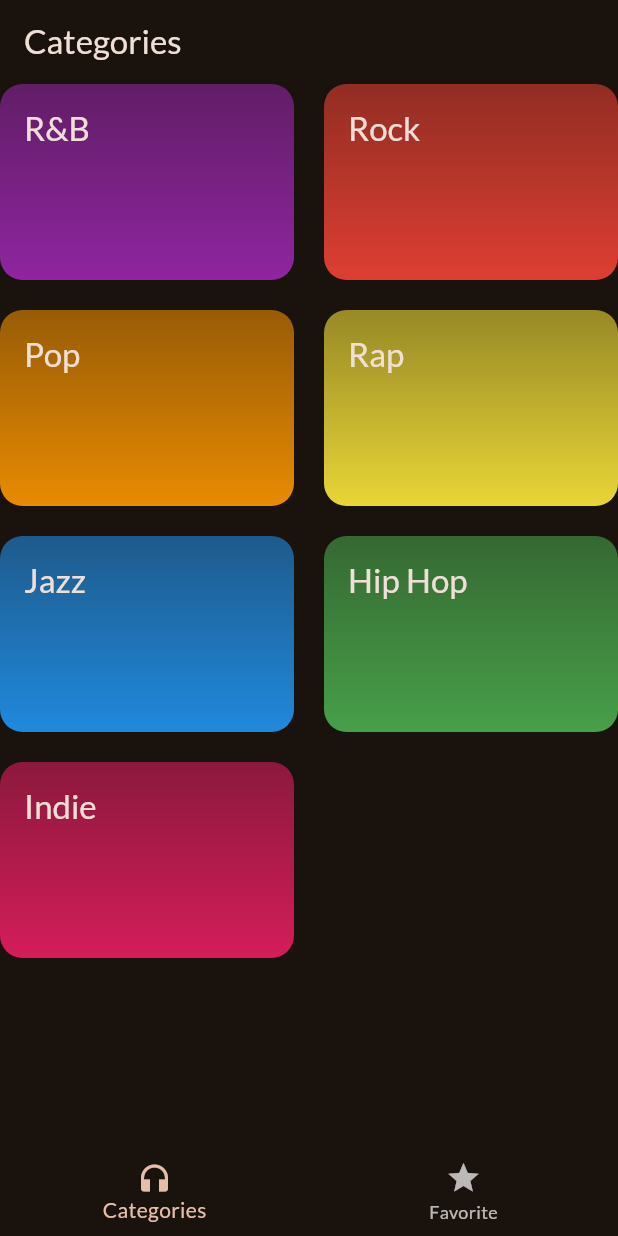
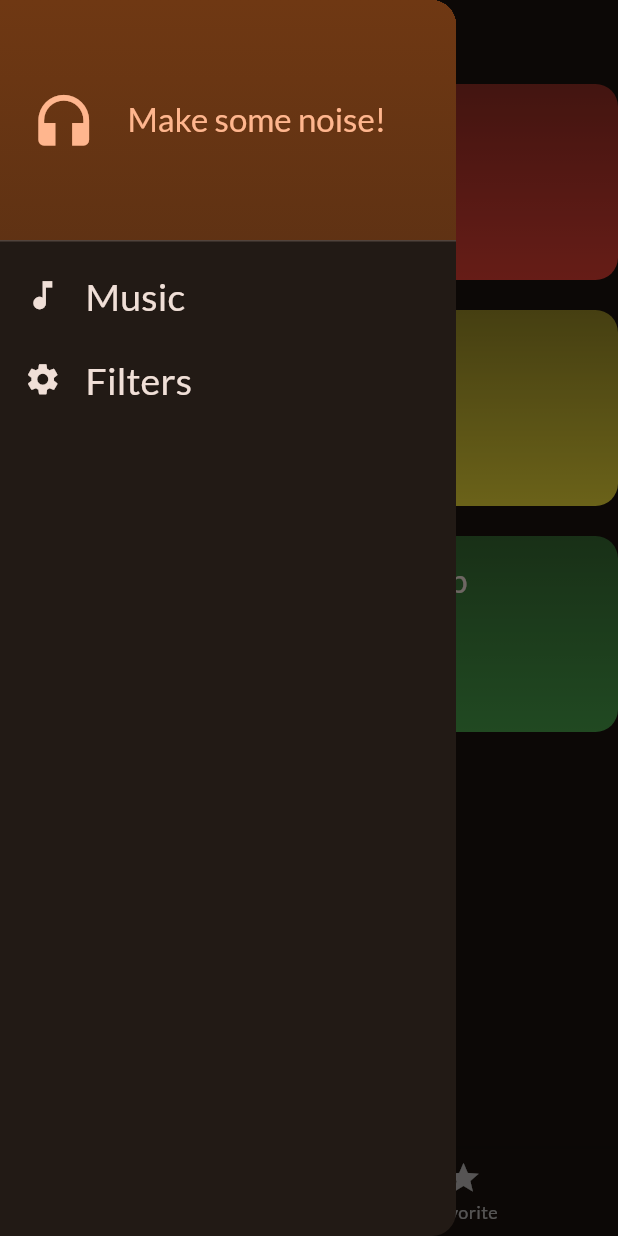
Before and after one commit to heatherbrain/Flutter-Music-App, a Flutter app: the screen it shows after launch, with the side drawer open (before the commit the screen has no drawer), on a phone screen of 412 x 824 dp. Run offline on Flutter 3.47's test engine with Material 3 defaults, Android fonts, the phone set to English and light mode, and no system bars; our stand-ins replace google_fonts, transparent_image.

Commit message:
new sidebar

```diff
--- a/lib/screens/tabs_screen.dart
+++ b/lib/screens/tabs_screen.dart
@@ -2,9 +2,10 @@ import 'package:flutter/material.dart';
 import 'package:meals_app/models/music.dart';
 import 'package:meals_app/screens/categories_screen.dart';
 import 'package:meals_app/screens/music_screen.dart';
+import 'package:meals_app/widgets/main_drawer.dart';
 
 class TabsScreen extends StatefulWidget {
- const TabsScreen({super.key});
+  const TabsScreen({super.key});
 
   @override
   State<StatefulWidget> createState() {
@@ -16,13 +17,25 @@ class _TabsScreenState extends State<TabsScreen> {
   int _selectPageIndex = 0;
   final List<Music> _favoriteMusics = [];
 
+  void _showInfoMessage(String message) {
+    ScaffoldMessenger.of(context).clearSnackBars();
+    ScaffoldMessenger.of(context)
+        .showSnackBar(SnackBar(content: Text(message)));
+  }
+
   void _toggleMusicFavoriteStatus(Music music) {
     final isExisting = _favoriteMusics.contains(music);
 
-    if (isExisting == true) {
-      _favoriteMusics.remove(music);
+    if (isExisting) {
+      setState(() {
+        _favoriteMusics.remove(music);
+      });
+      _showInfoMessage('Meal is no longer a favorite');
     } else {
-      _favoriteMusics.add(music);
+      setState(() {
+        _favoriteMusics.add(music);
+      });
+      _showInfoMessage('Favorited!');
     }
   }
 
@@ -32,14 +45,25 @@ class _TabsScreenState extends State<TabsScreen> {
     });
   }
 
+  void _setScreen(String identifier) {
+    if (identifier == 'filters') {
+    } else {
+      Navigator.of(context).pop();
+    }
+  }
 
   @override
   Widget build(BuildContext context) {
-    Widget activePage = CategoriesScreen(onToggleFavorite: _toggleMusicFavoriteStatus,);
+    Widget activePage = CategoriesScreen(
+      onToggleFavorite: _toggleMusicFavoriteStatus,
+    );
     var activePageTitle = 'Categories';
 
     if (_selectPageIndex == 1) {
-      activePage = MusicScreen(musicScreen: [], onToggleFavorite: _toggleMusicFavoriteStatus,);
+      activePage = MusicScreen(
+        musicScreen: _favoriteMusics,
+        onToggleFavorite: _toggleMusicFavoriteStatus,
+      );
       activePageTitle = 'Your Favorites';
     }
 
@@ -47,12 +71,16 @@ class _TabsScreenState extends State<TabsScreen> {
       appBar: AppBar(
         title: Text(activePageTitle),
       ),
+      drawer: MainDrawer(
+        onSelectScreen: _setScreen,
+      ),
       body: activePage,
       bottomNavigationBar: BottomNavigationBar(
         onTap: _selectPage,
         currentIndex: _selectPageIndex,
         items: const [
-          BottomNavigationBarItem(icon: Icon(Icons.headphones), label: 'Categories'),
+          BottomNavigationBarItem(
+              icon: Icon(Icons.headphones), label: 'Categories'),
           BottomNavigationBarItem(icon: Icon(Icons.star), label: 'Favorite'),
         ],
       ),
--- /dev/null
+++ b/lib/widgets/main_drawer.dart
@@ -0,0 +1,80 @@
+import 'package:flutter/material.dart';
+
+class MainDrawer extends StatelessWidget {
+  const MainDrawer({super.key, required this.onSelectScreen});
+
+  final void Function(String identifier) onSelectScreen;
+
+  @override
+  Widget build(BuildContext context) {
+    return Drawer(
+      child: Column(
+        children: [
+          DrawerHeader(
+            padding: const EdgeInsets.all(20),
+            decoration: BoxDecoration(
+                gradient: LinearGradient(
+              colors: [
+                Theme.of(context).colorScheme.primaryContainer,
+                Theme.of(context).colorScheme.primaryContainer.withOpacity(0.8),
+              ],
+              begin: Alignment.topCenter,
+              end: Alignment.bottomCenter,
+            )),
+            child: Row(
+              children: [
+                Icon(
+                  Icons.headphones,
+                  size: 45,
+                  color: Theme.of(context).colorScheme.primary,
+                ),
+                SizedBox(
+                  width: 20,
+                ),
+                Text(
+                  'Make some noise!',
+                  style: Theme.of(context)
+                      .textTheme
+                      .titleLarge!
+                      .copyWith(color: Theme.of(context).colorScheme.primary),
+                ),
+              ],
+            ),
+          ),
+          ListTile(
+            leading: Icon(
+              Icons.music_note,
+              size: 25,
+              color: Theme.of(context).colorScheme.onBackground,
+            ),
+            title: Text(
+              'Music',
+              style: Theme.of(context).textTheme.titleSmall!.copyWith(
+                  color: Theme.of(context).colorScheme.onBackground,
+                  fontSize: 25),
+            ),
+            onTap: () {
+              onSelectScreen('musics');
+            },
+          ),
+          ListTile(
+            leading: Icon(
+              Icons.settings,
+              size: 25,
+              color: Theme.of(context).colorScheme.onBackground,
+            ),
+            title: Text(
+              'Filters',
+              style: Theme.of(context).textTheme.titleSmall!.copyWith(
+                  color: Theme.of(context).colorScheme.onBackground,
+                  fontSize: 25),
+            ),
+            onTap: () {
+              onSelectScreen('filters');
+            },
+          )
+        ],
+      ),
+    );
+  }
+}
```
Also changed, not shown: lib/screens/filter_screen.dart (added, +51 -0 lines).
